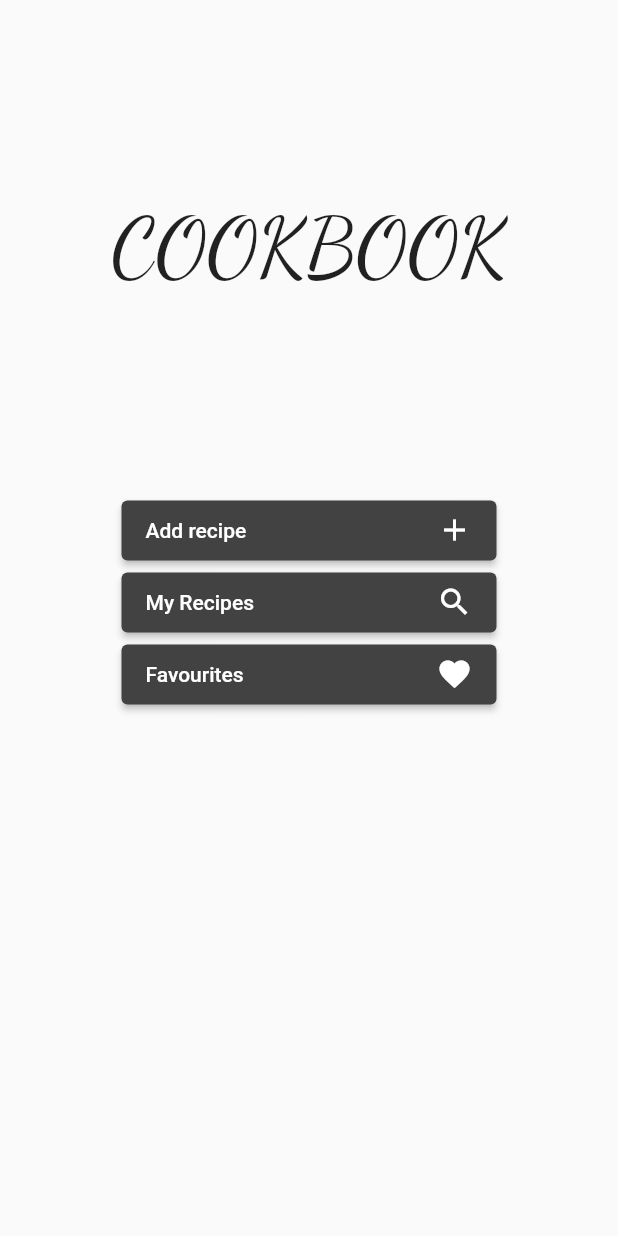
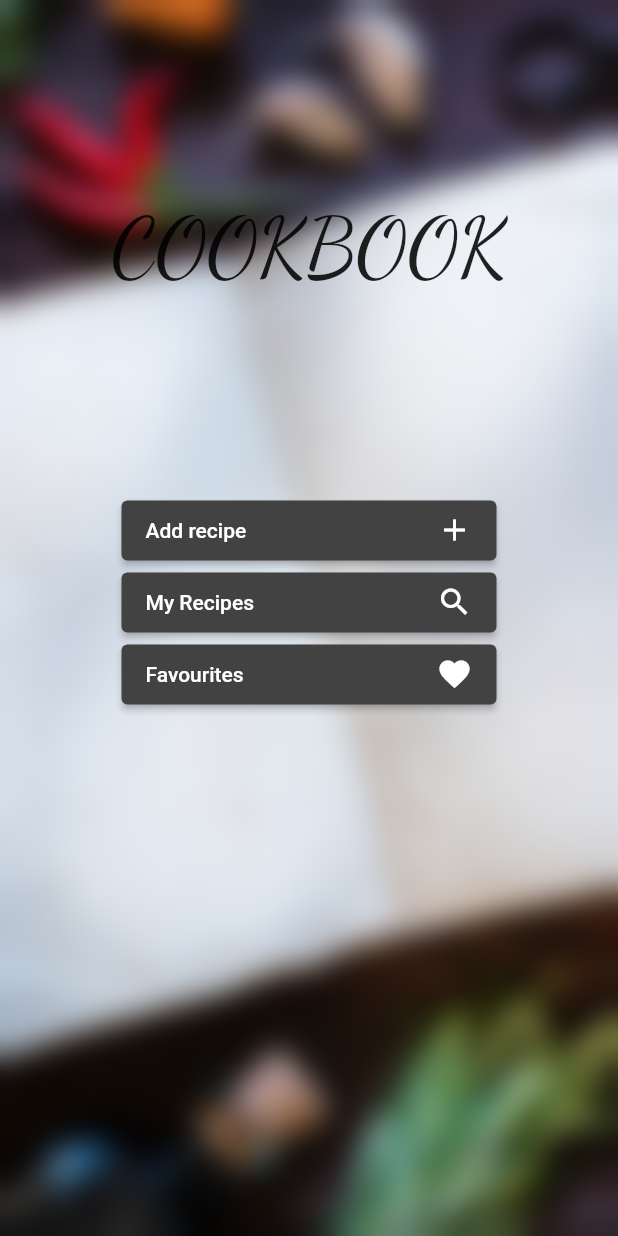
Before and after one commit to berkeparildar/Cookbook-App, a Flutter app: the screen it shows after launch, on a phone screen of 412 x 824 dp. Run offline on Flutter 3.47's test engine with Material 2 defaults, Android fonts, the phone set to English and light mode, and no system bars.

Commit message:
home page bg

```diff
--- a/lib/main.dart
+++ b/lib/main.dart
@@ -1,3 +1,5 @@
+import 'dart:ui';
+
 import 'package:flutter/material.dart';
 import 'recipe.dart';
 
@@ -34,7 +36,19 @@ class _MyHomePageState extends State<MyHomePage> {
   @override
   Widget build(BuildContext context) {
     return Scaffold(
-      body: Center(
+      body: DecoratedBox(
+        decoration: BoxDecoration(
+          image: DecorationImage(
+            image: AssetImage("Assets/images/bg.jpg"),
+            fit: BoxFit.cover
+          )
+        ),
+        child: BackdropFilter(
+          filter: ImageFilter.blur(
+            sigmaY: 10,
+            sigmaX: 10
+          ),
+          child: Center(
             child: Column(
               children: <Widget>[
                 const Expanded(
@@ -89,6 +103,8 @@ class _MyHomePageState extends State<MyHomePage> {
                   ),
                 ),
               ],
+            ),
+          ),
         ),
       ),
     );
--- a/pubspec.yaml
+++ b/pubspec.yaml
@@ -60,9 +60,8 @@ flutter:
   uses-material-design: true
 
   # To add assets to your application, add an assets section, like this:
-  # assets:
-  #   - images/a_dot_burr.jpeg
-  #   - images/a_dot_ham.jpeg
+  assets:
+    - Assets/images/bg.jpg
 
   # An image asset can refer to one or more resolution-specific "variants", see
   # https://flutter.dev/assets-and-images/#resolution-aware
```
Also changed, not shown: Assets/images/bg.jpg (added). Lines whose indentation alone changed are shown as unchanged.
